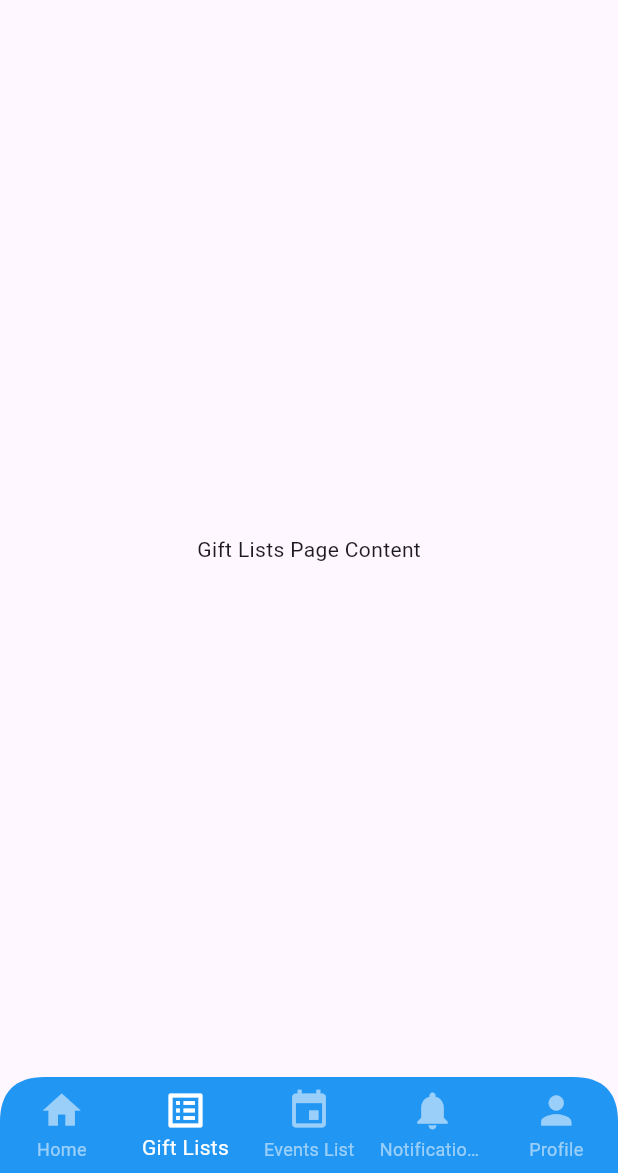
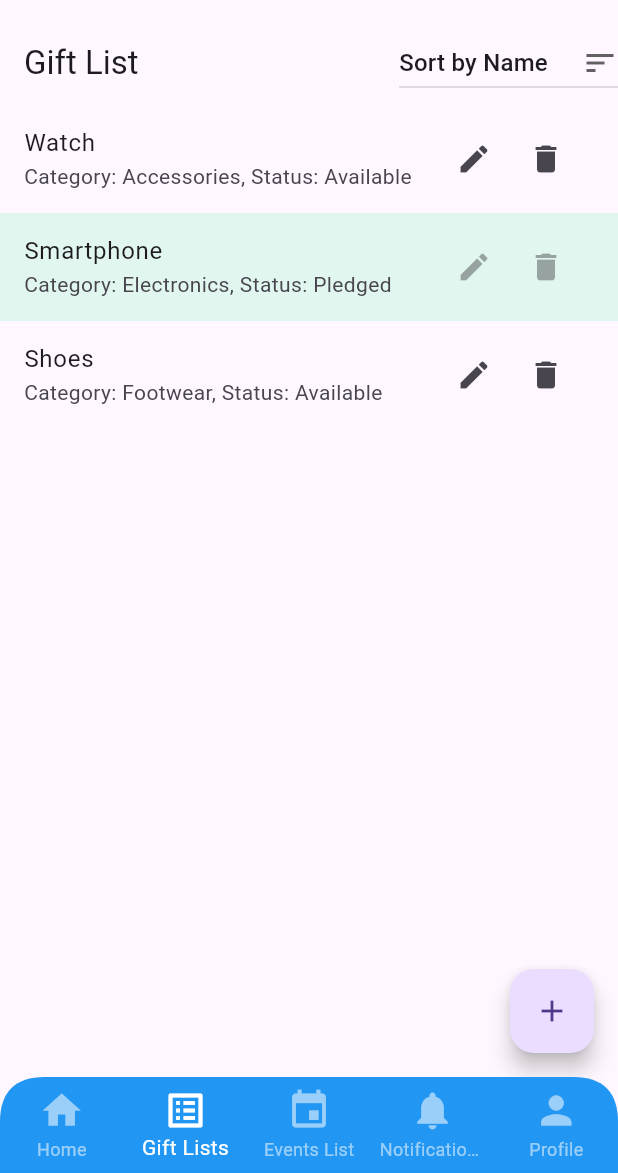
Before and after one commit to Mohamedamr3737/Hedieaty_app, a Flutter app: the screen it shows after launch, item 2 of the bottom bar chosen, on a phone screen of 412 x 824 dp, the part 63-1236 px from its top. Run offline on Flutter 3.47's test engine with Material 3 defaults, Android fonts, the light colour scheme and no system bars; network calls fail.

Commit message:
gifts page added - git add form(not completed) - home page fix

```diff
--- /dev/null
+++ b/lib/GiftFormPage.dart
@@ -0,0 +1,98 @@
+import 'package:flutter/material.dart';
+import 'gift_model.dart';  // Assuming gift model is defined in a separate file
+
+class GiftFormPage extends StatefulWidget {
+  final Gift? gift;  // Existing gift if editing
+
+  GiftFormPage({this.gift});
+
+  @override
+  _GiftFormPageState createState() => _GiftFormPageState();
+}
+
+class _GiftFormPageState extends State<GiftFormPage> {
+  final _formKey = GlobalKey<FormState>();
+  late String _name;
+  late String _category;
+  late String _status;
+
+  @override
+  void initState() {
+    super.initState();
+    if (widget.gift != null) {
+      _name = widget.gift!.name;
+      _category = widget.gift!.category;
+      _status = widget.gift!.status;
+    } else {
+      _name = '';
+      _category = 'Accessories';
+      _status = 'Available';
+    }
+  }
+
+  @override
+  Widget build(BuildContext context) {
+    return Scaffold(
+      appBar: AppBar(
+        title: Text(widget.gift == null ? 'Add Gift' : 'Edit Gift'),
+      ),
+      body: Padding(
+        padding: const EdgeInsets.all(16.0),
+        child: Form(
+          key: _formKey,
+          child: Column(
+            children: [
+              TextFormField(
+                initialValue: _name,
+                decoration: InputDecoration(labelText: 'Gift Name'),
+                validator: (value) {
+                  if (value == null || value.isEmpty) {
+                    return 'Please enter gift name';
+                  }
+                  return null;
+                },
+                onSaved: (value) => _name = value!,
+              ),
+              TextFormField(
+                initialValue: _category,
+                decoration: InputDecoration(labelText: 'Category'),
+                onSaved: (value) => _category = value!,
+              ),
+              DropdownButtonFormField<String>(
+                value: _status,
+                items: ['Available', 'Pledged', 'Delivered'].map((String value) {
+                  return DropdownMenuItem<String>(
+                    value: value,
+                    child: Text(value),
+                  );
+                }).toList(),
+                onChanged: (newValue) {
+                  setState(() {
+                    _status = newValue!;
+                  });
+                },
+                decoration: InputDecoration(labelText: 'Status'),
+              ),
+              SizedBox(height: 20),
+              ElevatedButton(
+                onPressed: () {
+                  if (_formKey.currentState!.validate()) {
+                    _formKey.currentState!.save();
+                    final newGift = Gift(
+                      name: _name,
+                      category: _category,
+                      status: _status,
+                      isPledged: _status == 'Pledged',
+                    );
+                    Navigator.pop(context, newGift);  // Return new/edited gift
+                  }
+                },
+                child: Text(widget.gift == null ? 'Add Gift' : 'Save Changes'),
+              ),
+            ],
+          ),
+        ),
+      ),
+    );
+  }
+}
--- /dev/null
+++ b/lib/Gift_model.dart
@@ -0,0 +1,13 @@
+class Gift {
+  String name;
+  String category;
+  String status;  // "Available", "Pledged", or "Delivered"
+  bool isPledged;
+
+  Gift({
+    required this.name,
+    required this.category,
+    required this.status,
+    this.isPledged = false,
+  });
+}
--- /dev/null
+++ b/lib/Giftspage.dart
@@ -0,0 +1,127 @@
+import 'package:flutter/material.dart';
+import 'GiftFormPage.dart';
+import 'gift_model.dart';  // Assuming gift model is defined in a separate file
+
+class GiftListPage extends StatefulWidget {
+  @override
+  _GiftListPageState createState() => _GiftListPageState();
+}
+
+class _GiftListPageState extends State<GiftListPage> {
+  List<Gift> gifts = [
+    Gift(name: 'Watch', category: 'Accessories', status: 'Available'),
+    Gift(name: 'Smartphone', category: 'Electronics', status: 'Pledged', isPledged: true),
+    Gift(name: 'Shoes', category: 'Footwear', status: 'Available'),
+  ];
+
+  String _sortBy = 'Name'; // Default sorting criteria
+
+  @override
+  Widget build(BuildContext context) {
+    return Scaffold(
+      appBar: AppBar(
+        title: Text('Gift List'),
+        actions: [
+          // Dropdown for sorting gifts
+          DropdownButton<String>(
+            value: _sortBy,
+            icon: Icon(Icons.sort),
+            onChanged: (String? newValue) {
+              setState(() {
+                _sortBy = newValue!;
+                _sortGifts();
+              });
+            },
+            items: <String>['Name', 'Category', 'Status']
+                .map<DropdownMenuItem<String>>((String value) {
+              return DropdownMenuItem<String>(
+                value: value,
+                child: Text('Sort by $value'),
+              );
+            }).toList(),
+          ),
+        ],
+      ),
+      body: ListView.builder(
+        itemCount: gifts.length,
+        itemBuilder: (context, index) {
+          return ListTile(
+            title: Text(gifts[index].name),
+            subtitle: Text('Category: ${gifts[index].category}, Status: ${gifts[index].status}'),
+            trailing: Row(
+              mainAxisSize: MainAxisSize.min,
+              children: [
+                IconButton(
+                  icon: Icon(Icons.edit),
+                  onPressed: gifts[index].isPledged
+                      ? null // Disable editing if the gift is pledged
+                      : () {
+                    _editGift(index);
+                  },
+                ),
+                IconButton(
+                  icon: Icon(Icons.delete),
+                  onPressed: gifts[index].isPledged
+                      ? null // Disable deleting if the gift is pledged
+                      : () {
+                    setState(() {
+                      gifts.removeAt(index); // Delete gift
+                    });
+                  },
+                ),
+              ],
+            ),
+            tileColor: gifts[index].isPledged
+                ? Colors.greenAccent.withOpacity(0.2) // Color for pledged gifts
+                : null, // Default color for non-pledged gifts
+          );
+        },
+      ),
+      floatingActionButton: FloatingActionButton(
+        onPressed: _addNewGift,
+        child: Icon(Icons.add),
+      ),
+    );
+  }
+
+  // Sorting logic
+  void _sortGifts() {
+    setState(() {
+      if (_sortBy == 'Name') {
+        gifts.sort((a, b) => a.name.compareTo(b.name));
+      } else if (_sortBy == 'Category') {
+        gifts.sort((a, b) => a.category.compareTo(b.category));
+      } else if (_sortBy == 'Status') {
+        gifts.sort((a, b) => a.status.compareTo(b.status));
+      }
+    });
+  }
+
+  // Add new gift function
+  void _addNewGift() async {
+    Gift? newGift = await Navigator.push(
+      context,
+      MaterialPageRoute(builder: (context) => GiftFormPage()),
+    );
+    if (newGift != null) {
+      setState(() {
+        gifts.add(newGift);
+      });
+    }
+  }
+
+  // Edit gift function
+  void _editGift(int index) async {
+    Gift? updatedGift = await Navigator.push(
+      context,
+      MaterialPageRoute(
+        builder: (context) => GiftFormPage(gift: gifts[index]),  // Pass the existing gift for editing
+      ),
+    );
+    if (updatedGift != null) {
+      setState(() {
+        gifts[index] = updatedGift;
+      });
+    }
+  }
+}
--- a/lib/HomePage.dart
+++ b/lib/HomePage.dart
@@ -18,7 +18,7 @@ class _HomePageState extends State<HomePage> {
   Widget build(BuildContext context) {
     return Scaffold(
       appBar: AppBar(
-        title: Text('Hedieaty'),
+        title: Text('Friends'),
         actions: [
           IconButton(
             icon: Icon(Icons.search),
--- a/lib/main.dart
+++ b/lib/main.dart
@@ -1,6 +1,7 @@
 import 'package:flutter/material.dart';
 import './HomePage.dart';
 import './EventsPage.dart';
+import 'package:hedieaty_app/Giftspage.dart';
 
 void main() {
   runApp(MyApp());
@@ -31,7 +32,7 @@ class _MainScreenState extends State<MainScreen> {
   // List of widgets representing each page
   final List<Widget> _pages = [
     HomePage(),
-    GiftListsPage(),
+    GiftListPage(),
     EventListPage(),
     NotificationsPage(),
     ProfilePage(),
@@ -117,16 +118,6 @@ class RoundedTopNavClipper extends CustomClipper<Path> {
 }
 
 
-// Dummy Gift Lists Page
-class GiftListsPage extends StatelessWidget {
-  @override
-  Widget build(BuildContext context) {
-    return Center(
-      child: Text('Gift Lists Page Content'),
-    );
-  }
-}
-
 // Dummy Notifications Page
 class NotificationsPage extends StatelessWidget {
   @override
```
Also changed, not shown: 1 other file.
